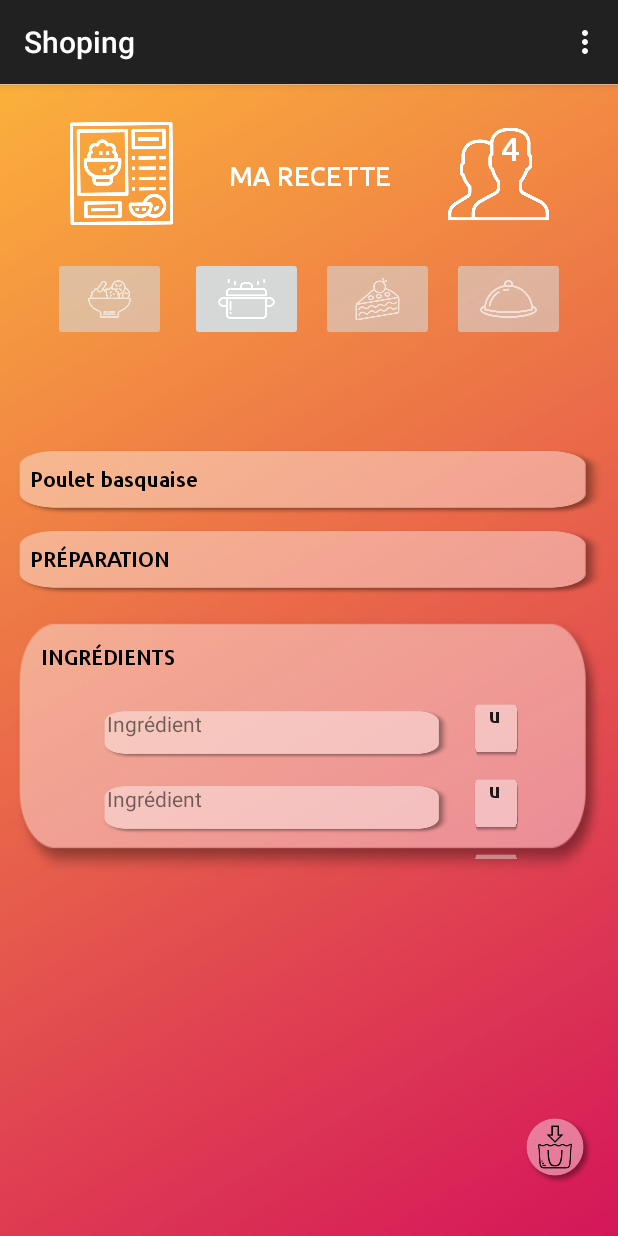
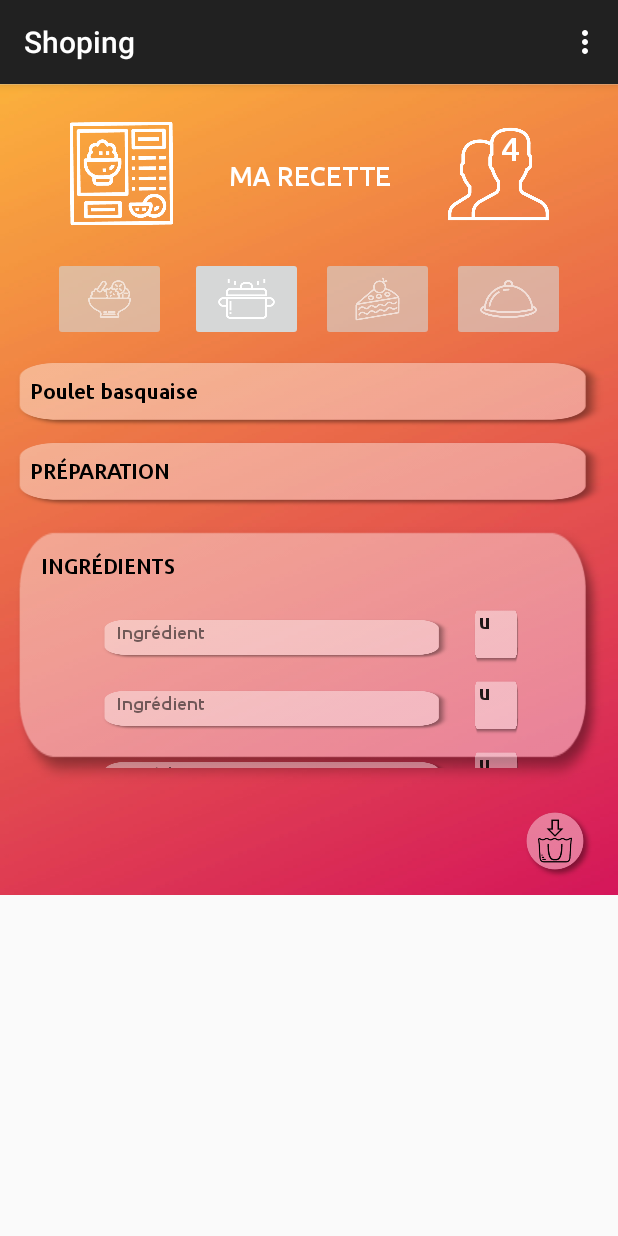
Before and after one commit to vcoquinot/shoping, an Android app: the Ma_recette screen opened directly, with no data from a screen before it, on a phone screen of 412 x 824 dp. Run offline under Robolectric (Android 15) with nearby library versions, the light colour scheme and no system bars; Roboto replaces fonts that are not available here.

Commit message:
sizing ingredinents act 22

```diff
--- a/Shoping/app/src/main/res/layout/activity_22ma_recette.xml
+++ b/Shoping/app/src/main/res/layout/activity_22ma_recette.xml
@@ -4,7 +4,7 @@
     xmlns:tools="http://schemas.android.com/tools"
     android:id="@+id/titre_recette"
     android:layout_width="match_parent"
-    android:layout_height="match_parent"
+    android:layout_height="wrap_content"
     android:background="@drawable/gradient_recette"
     tools:context="com.example.morga.shoping.Ma_recette">
 
--- a/Shoping/app/src/main/res/layout/cell_ingredients.xml
+++ b/Shoping/app/src/main/res/layout/cell_ingredients.xml
@@ -9,7 +9,7 @@
     <ImageView
         android:id="@+id/imageView"
         android:layout_width="234dp"
-        android:layout_height="34dp"
+        android:layout_height="28dp"
         android:layout_marginEnd="8dp"
         android:layout_marginStart="8dp"
         android:layout_marginTop="16dp"
@@ -29,7 +29,7 @@
         android:ems="10"
         android:fontFamily="@font/ubuntu_medium"
         android:inputType="number"
-        android:text="   u"
+        android:text=" u"
         android:textAppearance="@style/TextAppearance.AppCompat"
         app:layout_constraintBottom_toBottomOf="@+id/imageView"
         app:layout_constraintEnd_toEndOf="parent"
@@ -40,17 +40,23 @@
     <TextView
         android:id="@+id/ingredient"
         android:layout_width="228dp"
-        android:layout_height="29dp"
-        android:layout_marginEnd="16dp"
+        android:layout_height="26dp"
         android:layout_marginStart="8dp"
+        android:layout_marginTop="2dp"
         android:ems="10"
-        android:inputType="textPersonName"
+        android:fontFamily="@font/ubuntu_medium"
+        android:inputType="textShortMessage"
         android:padding="5dp"
+        android:scrollbarAlwaysDrawVerticalTrack="false"
+        android:singleLine="true"
         android:text="Ingrédient"
         android:textAppearance="@android:style/TextAppearance.Material.Small"
+        android:textSize="12sp"
         app:layout_constraintBottom_toBottomOf="@+id/imageView"
         app:layout_constraintEnd_toEndOf="@+id/imageView"
+        app:layout_constraintHorizontal_bias="1.0"
         app:layout_constraintStart_toStartOf="@+id/imageView"
-        app:layout_constraintTop_toTopOf="parent" />
+        app:layout_constraintTop_toTopOf="parent"
+        app:layout_constraintVertical_bias="0.687" />
 
 </android.support.constraint.ConstraintLayout>
```
